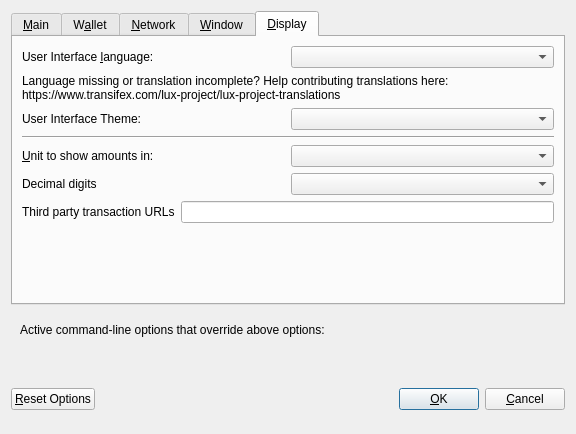
Qt form src/qt/forms/optionsdialog.ui (LUX-Core/lux) before a commit.
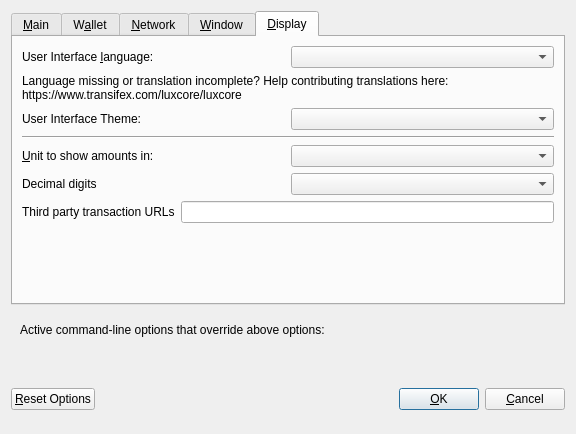
The same form after that commit. The open tabs and pages were chosen to show the change. Custom widgets are drawn as their Qt base class.

Commit message: QT - Give it a correct transifex address for our multi language translation contributions

What changed in the file:
```diff
--- a/src/qt/forms/optionsdialog.ui
+++ b/src/qt/forms/optionsdialog.ui
@@ -597,7 +597,7 @@
          </property>
          <property name="text">
           <string>Language missing or translation incomplete? Help contributing translations here:
-https://www.transifex.com/lux-project/lux-project-translations</string>
+https://www.transifex.com/luxcore/luxcore</string>
          </property>
          <property name="wordWrap">
           <bool>true</bool>
```
The commit also changes 4 other files.
